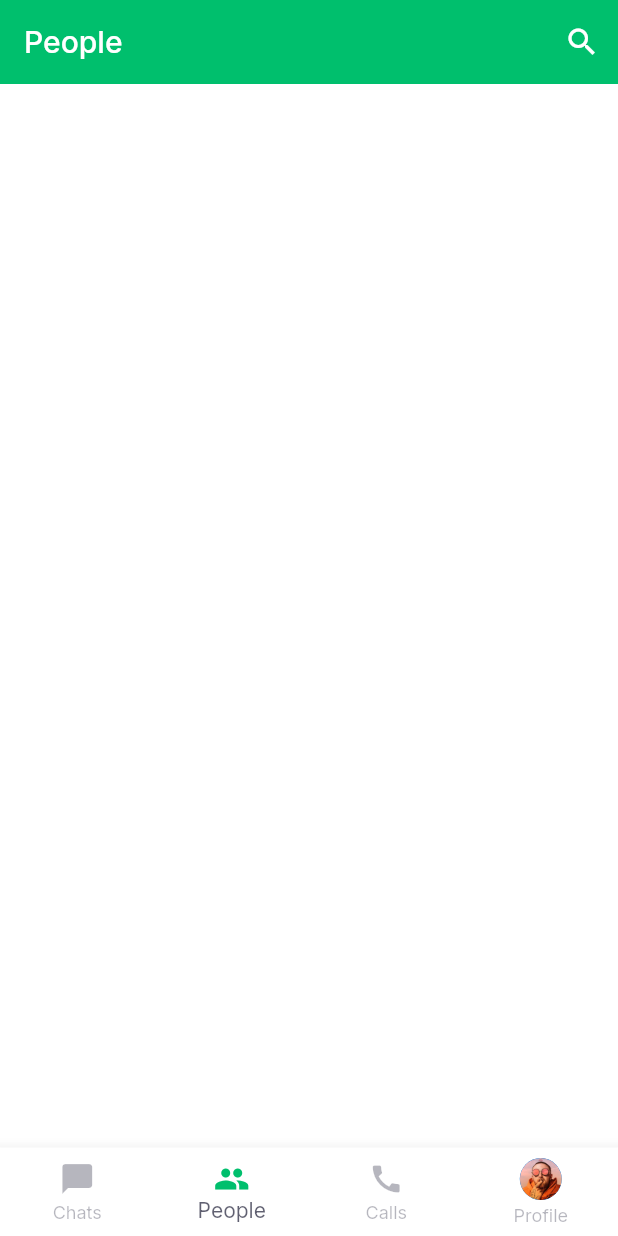
After one commit to abuanwar072/Chat-Messaging-App-Light-and-Dark-Theme, a Flutter app: the screen it shows after launch, item 2 of the bottom bar chosen, on a phone screen of 412 x 824 dp. The commit adds this screen. Run offline on Flutter 3.47's test engine with Material 2 defaults, Android fonts, the phone set to English and light mode, and no system bars; our stand-ins replace flutter_svg, form_field_validator, google_fonts.

Commit message:
main screen

```diff
--- a/lib/main.dart
+++ b/lib/main.dart
@@ -1,4 +1,5 @@
 import 'package:chat/screens/chats/chats_screen.dart';
+import 'package:chat/screens/main/main_screen.dart';
 import 'package:chat/theme.dart';
 import 'package:flutter/material.dart';
 
@@ -15,7 +16,7 @@ class MyApp extends StatelessWidget {
       debugShowCheckedModeBanner: false,
       theme: lightThemeData(context),
       darkTheme: darkThemeData(context),
-      home: ChatsScreen(),
+      home: MainScreen(),
     );
   }
 }
--- /dev/null
+++ b/lib/screens/contacts/contacts_screen.dart
@@ -0,0 +1,18 @@
+import 'package:flutter/material.dart';
+
+class ContactsScreen extends StatelessWidget {
+  @override
+  Widget build(BuildContext context) {
+    return Scaffold(
+      appBar: AppBar(
+        title: Text("People"),
+        actions: [
+          IconButton(
+            icon: Icon(Icons.search),
+            onPressed: () {},
+          )
+        ],
+      ),
+    );
+  }
+}
--- /dev/null
+++ b/lib/screens/main/main_screen.dart
@@ -0,0 +1,50 @@
+import 'package:chat/screens/chats/chats_screen.dart';
+import 'package:chat/screens/contacts/contacts_screen.dart';
+import 'package:flutter/material.dart';
+
+class MainScreen extends StatefulWidget {
+  @override
+  _MainScreenState createState() => _MainScreenState();
+}
+
+class _MainScreenState extends State<MainScreen> {
+  int _selectedIndex = 0;
+  Widget displayScreen() {
+    switch (_selectedIndex) {
+      case 0:
+        return ChatsScreen();
+      case 1:
+        return ContactsScreen();
+      default:
+        return ChatsScreen();
+    }
+  }
+
+  @override
+  Widget build(BuildContext context) {
+    return Scaffold(
+      body: displayScreen(),
+      bottomNavigationBar: BottomNavigationBar(
+        type: BottomNavigationBarType.fixed,
+        currentIndex: _selectedIndex,
+        onTap: (value) {
+          setState(() {
+            _selectedIndex = value;
+          });
+        },
+        items: [
+          BottomNavigationBarItem(icon: Icon(Icons.messenger), label: "Chats"),
+          BottomNavigationBarItem(icon: Icon(Icons.people), label: "People"),
+          BottomNavigationBarItem(icon: Icon(Icons.call), label: "Calls"),
+          BottomNavigationBarItem(
+            icon: CircleAvatar(
+              radius: 14,
+              backgroundImage: AssetImage("assets/images/user_2.png"),
+            ),
+            label: "Profile",
+          ),
+        ],
+      ),
+    );
+  }
+}
```
Also changed, not shown: lib/screens/chats/chats_screen.dart (+3 -34 lines).
